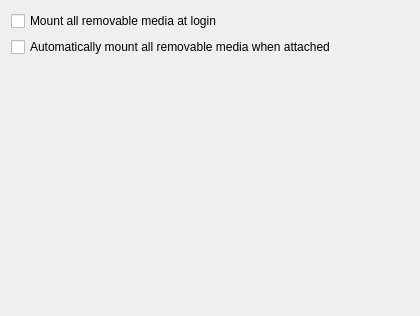
Qt form solid-device-automounter/kcm/DeviceAutomounterKCM.ui (KDE/kde-runtime) before a commit.
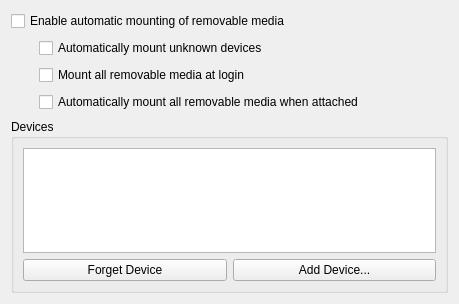
The same form after that commit.

Commit message: Renamed a config to make more sense, updated SETTINGS Added another method to AutomounterSettings to determine if a device's ForceAutomount setting is on Remade the KCM to reflect the changes in the KDED

The edit to the form file:
```diff
--- a/solid-device-automounter/kcm/DeviceAutomounterKCM.ui
+++ b/solid-device-automounter/kcm/DeviceAutomounterKCM.ui
@@ -6,38 +6,123 @@
    <rect>
     <x>0</x>
     <y>0</y>
-    <width>420</width>
-    <height>316</height>
+    <width>459</width>
+    <height>304</height>
    </rect>
   </property>
-  <layout class="QVBoxLayout" name="verticalLayout">
-   <item>
-    <widget class="QCheckBox" name="automountOnLogin">
+  <layout class="QGridLayout" name="gridLayout_2">
+   <item row="0" column="0" colspan="3">
+    <widget class="QCheckBox" name="automountEnabled">
      <property name="text">
-      <string>Mount all removable media at login</string>
+      <string>Enable automatic mounting of removable media</string>
      </property>
     </widget>
    </item>
-   <item>
-    <widget class="QCheckBox" name="automountOnPlugin">
-     <property name="text">
-      <string>Automatically mount all removable media when attached</string>
+   <item row="1" column="0">
+    <spacer name="horizontalSpacer">
+     <property name="orientation">
+      <enum>Qt::Horizontal</enum>
      </property>
-    </widget>
+     <property name="sizeType">
+      <enum>QSizePolicy::Fixed</enum>
+     </property>
+     <property name="sizeHint" stdset="0">
+      <size>
+       <width>22</width>
+       <height>76</height>
+      </size>
+     </property>
+    </spacer>
    </item>
-   <item>
-    <spacer name="verticalSpacer">
+   <item row="1" column="1">
+    <layout class="QVBoxLayout" name="verticalLayout">
+     <item>
+      <widget class="QCheckBox" name="automountUnknownDevices">
+       <property name="text">
+        <string>Automatically mount unknown devices</string>
+       </property>
+      </widget>
+     </item>
+     <item>
+      <widget class="QCheckBox" name="automountOnLogin">
+       <property name="text">
+        <string>Mount all removable media at login</string>
+       </property>
+      </widget>
+     </item>
+     <item>
+      <widget class="QCheckBox" name="automountOnPlugin">
+       <property name="text">
+        <string>Automatically mount all removable media when attached</string>
+       </property>
+      </widget>
+     </item>
+    </layout>
+   </item>
+   <item row="1" column="2">
+    <spacer name="horizontalSpacer_2">
      <property name="orientation">
-      <enum>Qt::Vertical</enum>
+      <enum>Qt::Horizontal</enum>
      </property>
      <property name="sizeHint" stdset="0">
       <size>
-       <width>20</width>
-       <height>40</height>
+       <width>40</width>
+       <height>20</height>
       </size>
      </property>
     </spacer>
    </item>
+   <item row="2" column="0" colspan="3">
+    <widget class="QGroupBox" name="groupBox">
+     <property name="title">
+      <string>Devices</string>
+     </property>
+     <layout class="QGridLayout" name="gridLayout">
+      <item row="0" column="0" colspan="2">
+       <widget class="QTreeView" name="deviceView">
+        <property name="editTriggers">
+         <set>QAbstractItemView::NoEditTriggers</set>
+        </property>
+        <property name="selectionMode">
+         <enum>QAbstractItemView::ExtendedSelection</enum>
+        </property>
+        <property name="rootIsDecorated">
+         <bool>false</bool>
+        </property>
+        <property name="itemsExpandable">
+         <bool>false</bool>
+        </property>
+        <property name="sortingEnabled">
+         <bool>true</bool>
+        </property>
+        <property name="allColumnsShowFocus">
+         <bool>true</bool>
+        </property>
+        <property name="expandsOnDoubleClick">
+         <bool>false</bool>
+        </property>
+        <attribute name="headerShowSortIndicator" stdset="0">
+         <bool>true</bool>
+        </attribute>
+       </widget>
+      </item>
+      <item row="1" column="0">
+       <widget class="QPushButton" name="forgetDevice">
+        <property name="text">
+         <string>Forget Device</string>
+        </property>
+       </widget>
+      </item>
+      <item row="1" column="1">
+       <widget class="QPushButton" name="addDevice">
+        <property name="text">
+         <string>Add Device...</string>
+        </property>
+       </widget>
+      </item>
+     </layout>
+    </widget>
+   </item>
   </layout>
  </widget>
  <resources/>
```
The commit also changes 6 other files.
